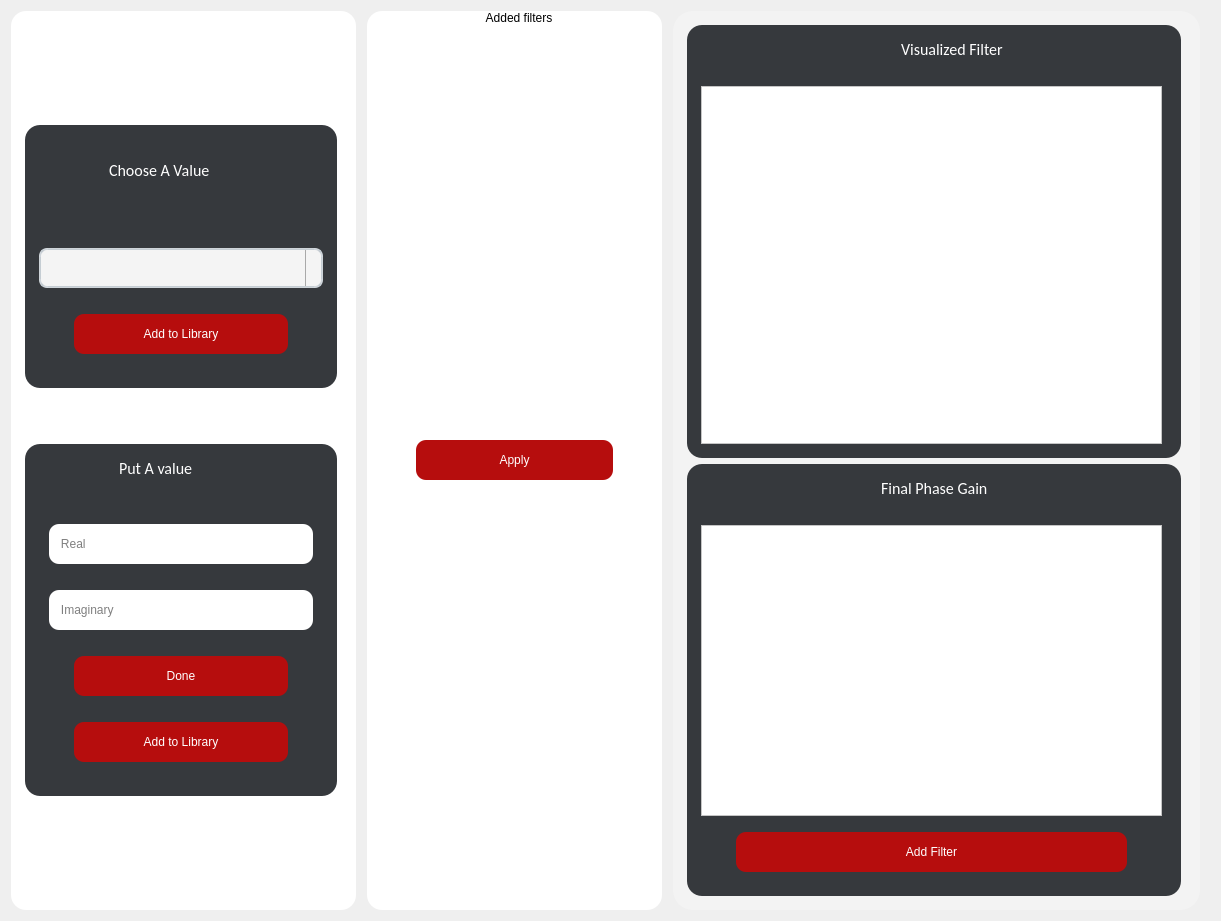
This is untitled_allPassFilter.ui in Shaimaakamel474/RealTime_Signal_Filter as Qt 5 draws it before an edit. The edited form follows.
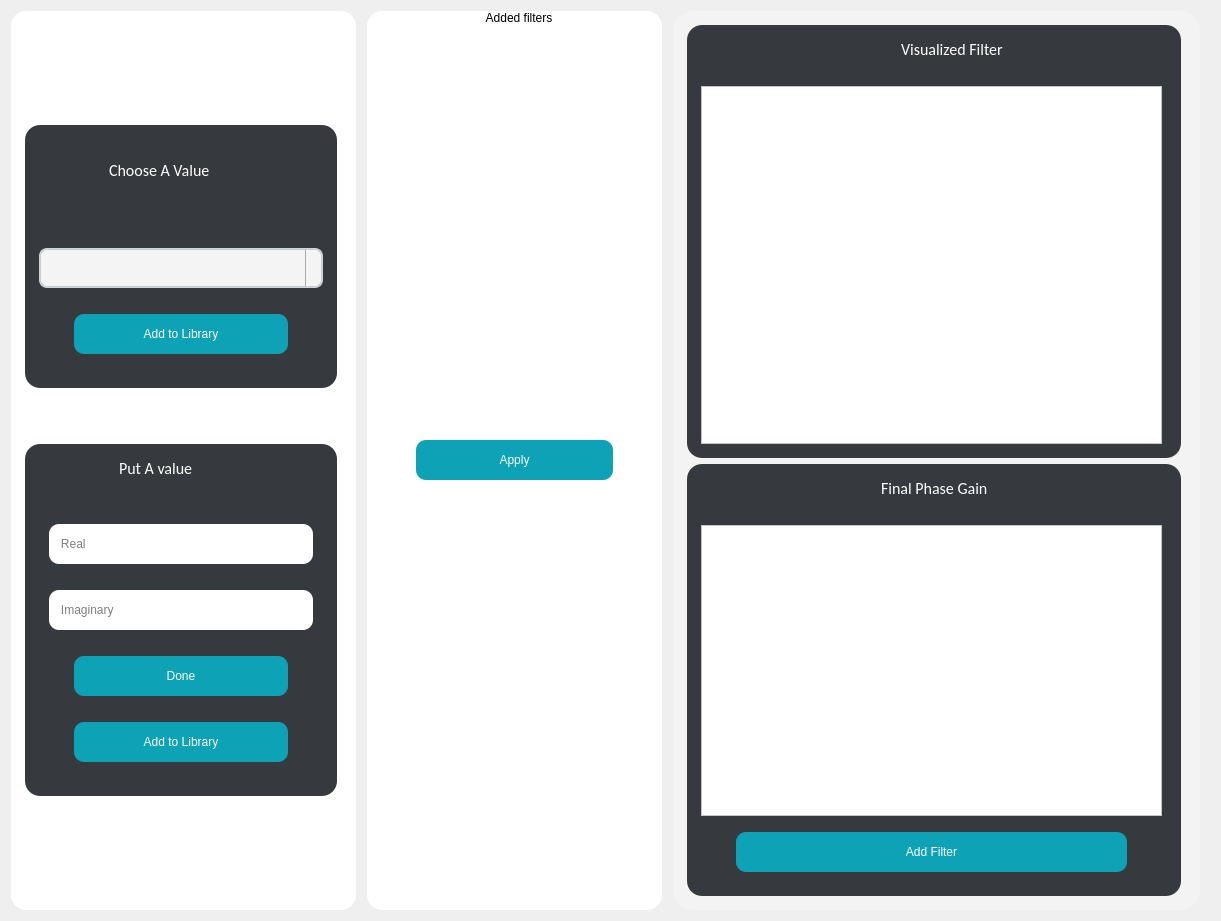
This is the edited form. Icons and pictures are not drawn. Custom widgets are drawn as their Qt base class.

```diff
--- a/untitled_allPassFilter.ui
+++ b/untitled_allPassFilter.ui
@@ -216,7 +216,7 @@
                        <property name="styleSheet">
                         <string notr="true">QPushButton {
     width: 50%;
-    background-color: rgb(182, 13, 13); /* Replace with the corresponding color value for --dark-grey in your application */
+    background-color: rgb(13, 162, 182); /* Replace with the corresponding color value for --dark-grey in your application */
     color: white;
     border-radius: 10px;
     text-align: center;
@@ -401,7 +401,7 @@
                        <property name="styleSheet">
                         <string notr="true">QPushButton {
     width: 50%;
-    background-color: rgb(182, 13, 13); /* Replace with the corresponding color value for --dark-grey in your application */
+    background-color: rgb(13, 162, 182); /* Replace with the corresponding color value for --dark-grey in your application */
     color: white;
     border-radius: 10px;
     text-align: center;
@@ -442,7 +442,7 @@
                        <property name="styleSheet">
                         <string notr="true">QPushButton {
     width: 50%;
-    background-color: rgb(182, 13, 13); /* Replace with the corresponding color value for --dark-grey in your application */
+    background-color: rgb(13, 162, 182); /* Replace with the corresponding color value for --dark-grey in your application */
     color: white;
     border-radius: 10px;
     text-align: center;
@@ -515,7 +515,7 @@
 
 QPushButton {
     width: 50%;
-    background-color: rgb(182, 13, 13); /* Replace with the corresponding color value for --dark-grey in your application */
+    background-color: rgb(13, 162, 182); /* Replace with the corresponding color value for --dark-grey in your application */
     color: white;
     border-radius: 10px;
     text-align: center;
@@ -564,7 +564,7 @@
               <property name="styleSheet">
                <string notr="true">QPushButton {
     width: 50%;
-    background-color: rgb(182, 13, 13); /* Replace with the corresponding color value for --dark-grey in your application */
+    background-color: rgb(13, 162, 182); /* Replace with the corresponding color value for --dark-grey in your application */
     color: white;
     border-radius: 10px;
     text-align: center;
@@ -760,7 +760,7 @@
                      <property name="styleSheet">
                       <string notr="true">QPushButton {
     width: 50%;
-    background-color: rgb(182, 13, 13);
+    background-color: rgb(13, 162, 182);
     color: white;
     border-radius: 10px;
     text-align: center;
```
